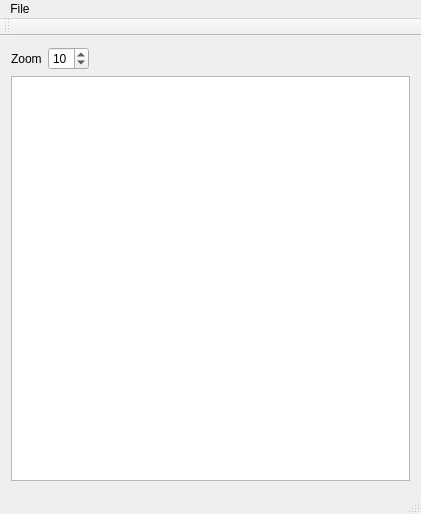
Above: mainwindow.ui from chris1287/Godwit before the change. Below: the same form after it.
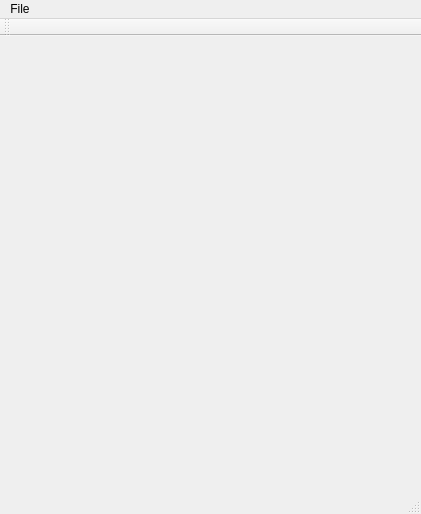
That is the form after the change.

```diff
--- a/mainwindow.ui
+++ b/mainwindow.ui
@@ -13,47 +13,7 @@
   <property name="windowTitle">
    <string>MainWindow</string>
   </property>
-  <widget class="QWidget" name="centralWidget">
-   <layout class="QVBoxLayout" name="verticalLayout">
-    <item>
-     <layout class="QHBoxLayout" name="horizontalLayout">
-      <item>
-       <widget class="QLabel" name="label">
-        <property name="text">
-         <string>Zoom</string>
-        </property>
-       </widget>
-      </item>
-      <item>
-       <widget class="QSpinBox" name="spinBox">
-        <property name="maximum">
-         <number>18</number>
-        </property>
-        <property name="value">
-         <number>10</number>
-        </property>
-       </widget>
-      </item>
-      <item>
-       <spacer name="horizontalSpacer">
-        <property name="orientation">
-         <enum>Qt::Horizontal</enum>
-        </property>
-        <property name="sizeHint" stdset="0">
-         <size>
-          <width>40</width>
-          <height>20</height>
-         </size>
-        </property>
-       </spacer>
-      </item>
-     </layout>
-    </item>
-    <item>
-     <widget class="QGraphicsView" name="graphicsView"/>
-    </item>
-   </layout>
-  </widget>
+  <widget class="QWidget" name="centralWidget"/>
   <widget class="QMenuBar" name="menuBar">
    <property name="geometry">
     <rect>
```
